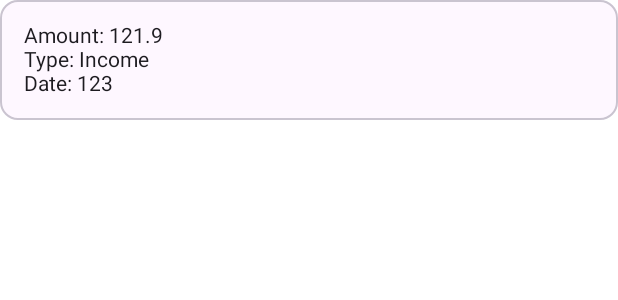
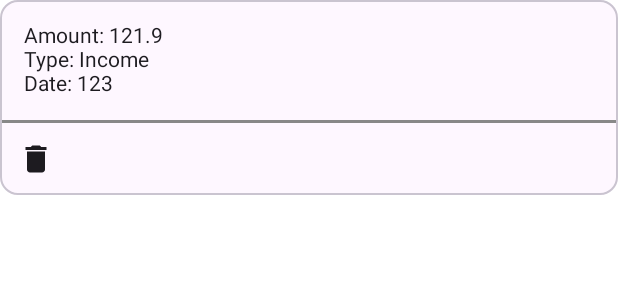
Before and after one commit to eyeronic09/Finance_Tracker_App, an Android app built with Jetpack Compose: the @Preview function prevs, on a phone screen of 412 x 824 dp. Shown: the top 300 px of the screen. Run offline under Robolectric (Android 15) with nearby library versions, the phone set to English and light mode, and no system bars; our stand-ins replace Room's generated code.

Commit message:
feat: Implement transaction deletion
This commit introduces the ability to delete transactions.

- **HomeScreen:**
    - `TranscationsDetail` now accepts an `onClick` lambda.
    - This `onClick` lambda is set to call `viewModel.deleteTransaction(transaction)` when the delete button in `TranscationsDetail` is pressed.
- **TranscationDetail:**
    - Adds an `onClick` parameter to the `TranscationsDetail` composable.
    - A `HorizontalDivider` is added for visual separation.
    - An `IconButton` with a `Delete` icon is added. Pressing this button triggers the passed `onClick` lambda.
    - The preview for `TranscationsDetail` is updated to include the new `onClick` parameter and is configured with `showSystemUi = true`.

```diff
--- a/app/src/main/java/com/example/financetracker/HomeScreen/HomeScreen.kt
+++ b/app/src/main/java/com/example/financetracker/HomeScreen/HomeScreen.kt
@@ -57,7 +57,10 @@ fun HomeScreen(viewModel: TranscationViewModel , navController: NavController) {
                 )
             }
             items(transaction){ transaction ->
-                TranscationsDetail(transaction = transaction)
+                TranscationsDetail(
+                    transaction = transaction,
+                    onClick = {viewModel.deleteTransaction(transaction)}
+                )
             }
             Log.d("BalanceHome" , "$currentBalance")
         }
--- a/app/src/main/java/com/example/financetracker/HomeScreen/component/TranscationDetail.kt
+++ b/app/src/main/java/com/example/financetracker/HomeScreen/component/TranscationDetail.kt
@@ -2,17 +2,25 @@ package com.example.financetracker.HomeScreen.component
 import androidx.compose.foundation.layout.Column
 import androidx.compose.foundation.layout.fillMaxWidth
 import androidx.compose.foundation.layout.padding
+import androidx.compose.material.icons.Icons
+import androidx.compose.material.icons.filled.Delete
+import androidx.compose.material3.HorizontalDivider
+import androidx.compose.material3.Icon
+import androidx.compose.material3.IconButton
 import androidx.compose.material3.OutlinedCard
+import androidx.compose.material3.SegmentedButtonDefaults.Icon
 import androidx.compose.material3.Text
 import androidx.compose.runtime.Composable
 import androidx.compose.ui.Modifier
+import androidx.compose.ui.graphics.Color
+import androidx.compose.ui.layout.ModifierLocalBeyondBoundsLayout
 import androidx.compose.ui.tooling.preview.Preview
 import androidx.compose.ui.unit.dp
 import com.example.financetracker.HomeScreen.TransactionRoom.Transaction  // Make sure this path is correct
 
 
 @Composable
-fun TranscationsDetail(transaction: Transaction) {
+fun TranscationsDetail(transaction: Transaction , onClick: () -> Unit) {
     OutlinedCard(modifier = Modifier.fillMaxWidth()) {
         Column(
             modifier = Modifier.padding(16.dp)
@@ -21,19 +29,34 @@ fun TranscationsDetail(transaction: Transaction) {
             Text("Type: ${transaction.type}")
             Text("Date: ${transaction.date}")
         }
+        HorizontalDivider(
+            modifier = Modifier.fillMaxWidth(),
+            thickness = 2.dp,
+            color = Color.Gray
+        )
+        IconButton(
+            onClick =  onClick
+        ) {
+            Icon(
+                Icons.Default.Delete ,
+                null)
+        }
+
     }
 }
 
-@Preview
+@Preview(showSystemUi = true)
 @Composable
 private fun prevs() {
+
     TranscationsDetail(
         transaction = Transaction(
             1,
             amount = 121.9,
             type = "Income",
-            date = 123 ,
+            date = 123,
 
-        )
+            ),
+        onClick = {}
     )
 }
```
